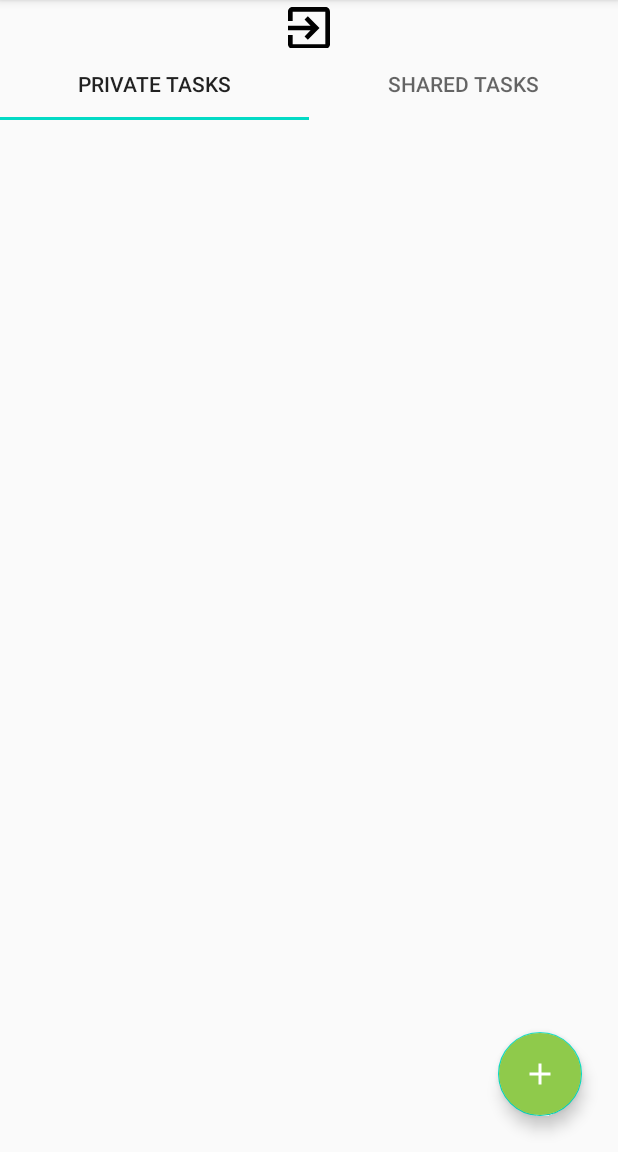
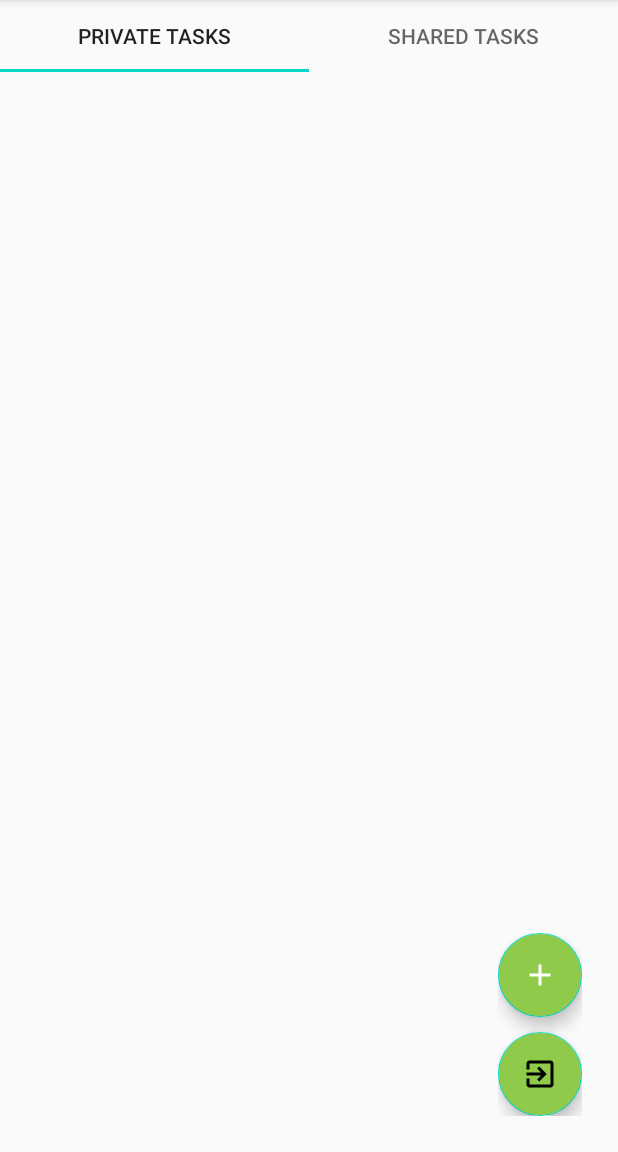
Before and after one commit to sapirmadmon/RemindMe, an Android app: the MainFragment screen opened directly, with no data from a screen before it, on a phone screen of 412 x 824 dp, the part 84-1236 px from its top. Run offline under Robolectric (Android 15) with nearby library versions, the phone set to English and light mode, and no system bars; our stand-ins replace Firebase (no records; nobody signed in at launch, a user with empty details on screens opened directly).

Commit message:
moving floating action buttons to main fragment + changing logout to be fab too

```diff
--- a/app/src/main/java/com/example/remindme/MainFragment.java
+++ b/app/src/main/java/com/example/remindme/MainFragment.java
@@ -4,6 +4,8 @@ import android.content.Intent;
 import android.os.Bundle;
 
 import androidx.fragment.app.Fragment;
+import androidx.fragment.app.FragmentManager;
+import androidx.fragment.app.FragmentTransaction;
 import androidx.viewpager.widget.ViewPager;
 
 import android.view.LayoutInflater;
@@ -45,7 +47,7 @@ public class MainFragment extends Fragment {
         tab_sharedTask = (TabItem) view.findViewById(R.id.tab2_sharedTask);
         viewPager = (ViewPager) view.findViewById(R.id.viewPager);
 
-        ImageView logoutImageView = view.findViewById(R.id.imageLogout);
+        FloatingActionButton logoutImageView = (FloatingActionButton)view.findViewById(R.id.logout);
         logoutImageView.setOnClickListener(new View.OnClickListener() {
             @Override
             public void onClick(View v) {
@@ -85,6 +87,17 @@ public class MainFragment extends Fragment {
             }
         });
 
+        FloatingActionButton myFab = (FloatingActionButton) view.findViewById(R.id.fab);
+        myFab.setOnClickListener(new View.OnClickListener() {
+            public void onClick(View v) {
+                AddTaskFragment fragmentAddTask = new AddTaskFragment();
+                FragmentManager fragmentManager = getParentFragmentManager();
+                FragmentTransaction fragmentTransaction = fragmentManager.beginTransaction();
+
+                fragmentTransaction.add(R.id.container2 , fragmentAddTask).commit();
+            }
+        });
+
         viewPager.addOnPageChangeListener(new TabLayout.TabLayoutOnPageChangeListener(tabLayout));
         return view;
     }
--- a/app/src/main/java/com/example/remindme/RemindersFragment.java
+++ b/app/src/main/java/com/example/remindme/RemindersFragment.java
@@ -68,18 +68,6 @@ public class RemindersFragment extends Fragment {
         recyclerView.setAdapter(mAdapter);
         recyclerView.setLayoutManager(new LinearLayoutManager(getActivity()));
 
-
-        FloatingActionButton myFab = (FloatingActionButton) view.findViewById(R.id.fab);
-        myFab.setOnClickListener(new View.OnClickListener() {
-            public void onClick(View v) {
-                AddTaskFragment fragmentAddTask = new AddTaskFragment();
-                FragmentManager fragmentManager = getParentFragmentManager();
-                FragmentTransaction fragmentTransaction = fragmentManager.beginTransaction();
-
-                fragmentTransaction.add(R.id.container2 , fragmentAddTask).commit();
-            }
-        });
-
         return view;
     }
 }
--- a/app/src/main/res/layout/fragment_main.xml
+++ b/app/src/main/res/layout/fragment_main.xml
@@ -1,35 +1,16 @@
 <?xml version="1.0" encoding="utf-8"?>
-<LinearLayout xmlns:android="http://schemas.android.com/apk/res/android"
+<FrameLayout xmlns:android="http://schemas.android.com/apk/res/android"
     xmlns:tools="http://schemas.android.com/tools"
     android:layout_width="match_parent"
     android:layout_height="match_parent"
-    xmlns:app="http://schemas.android.com/apk/res-auto"
-    android:orientation="vertical"
-    android:layout_weight="1"
-    android:id="@+id/container1"
-    tools:context=".MainFragment">
-
+    tools:context=".MainFragment"
+    xmlns:app="http://schemas.android.com/apk/res-auto">
     <LinearLayout
         android:layout_width="match_parent"
-        android:layout_height="0dp"
-        android:layout_weight="0.15">
+        android:layout_height="match_parent"
+        android:orientation="vertical"
+        android:id="@+id/container1">
 
-        <ImageView
-            android:id="@+id/imageLogout"
-            android:layout_width="245dp"
-            android:layout_height="37dp"
-            android:layout_weight="1"
-            android:src="@drawable/ic_exit_to_app_black_24dp" />
-    </LinearLayout>
-
-
-
-
-<LinearLayout
-    android:layout_width="match_parent"
-    android:layout_height="0dp"
-    android:orientation="vertical"
-    android:layout_weight="0.85">
         <com.google.android.material.tabs.TabLayout
             android:id="@+id/tabLayout"
             android:layout_width="match_parent"
@@ -57,10 +38,32 @@
             android:layout_marginTop="5dp">
 
         </androidx.viewpager.widget.ViewPager>
+    </LinearLayout>
 
+    <LinearLayout
+        android:layout_width="wrap_content"
+        android:layout_height="wrap_content"
+        android:layout_gravity="bottom|end"
+        android:layout_marginBottom="24dp"
+        android:layout_marginEnd="24dp"
+        android:orientation="vertical">
 
-
-
-
-</LinearLayout>
-</LinearLayout>
+        <com.google.android.material.floatingactionbutton.FloatingActionButton
+            android:id="@+id/fab"
+            android:layout_width="wrap_content"
+            android:layout_height="wrap_content"
+            android:layout_gravity="end|bottom"
+            android:backgroundTint="@color/button_add_task"
+            android:src="@drawable/ic_add_black_24dp"
+            tools:ignore="MissingConstraints" />
+        <com.google.android.material.floatingactionbutton.FloatingActionButton
+            android:id="@+id/logout"
+            android:layout_width="wrap_content"
+            android:layout_height="wrap_content"
+            android:layout_gravity="end|bottom"
+            android:layout_marginTop="10dp"
+            android:backgroundTint="@color/button_add_task"
+            android:src="@drawable/ic_exit_to_app_black_24dp"
+            tools:ignore="MissingConstraints" />
+    </LinearLayout>
+</FrameLayout>
--- a/app/src/main/res/layout/fragment_reminders.xml
+++ b/app/src/main/res/layout/fragment_reminders.xml
@@ -15,14 +15,4 @@
         android:layout_width="match_parent"
         android:layout_height="match_parent" />
 
-    <com.google.android.material.floatingactionbutton.FloatingActionButton
-        android:id="@+id/fab"
-        android:layout_width="wrap_content"
-        android:layout_height="wrap_content"
-        android:layout_gravity="end|bottom"
-        android:layout_margin="24dp"
-        android:backgroundTint="@color/button_add_task"
-        android:src="@drawable/ic_add_black_24dp"
-        tools:ignore="MissingConstraints" />
-
 </FrameLayout>
```
